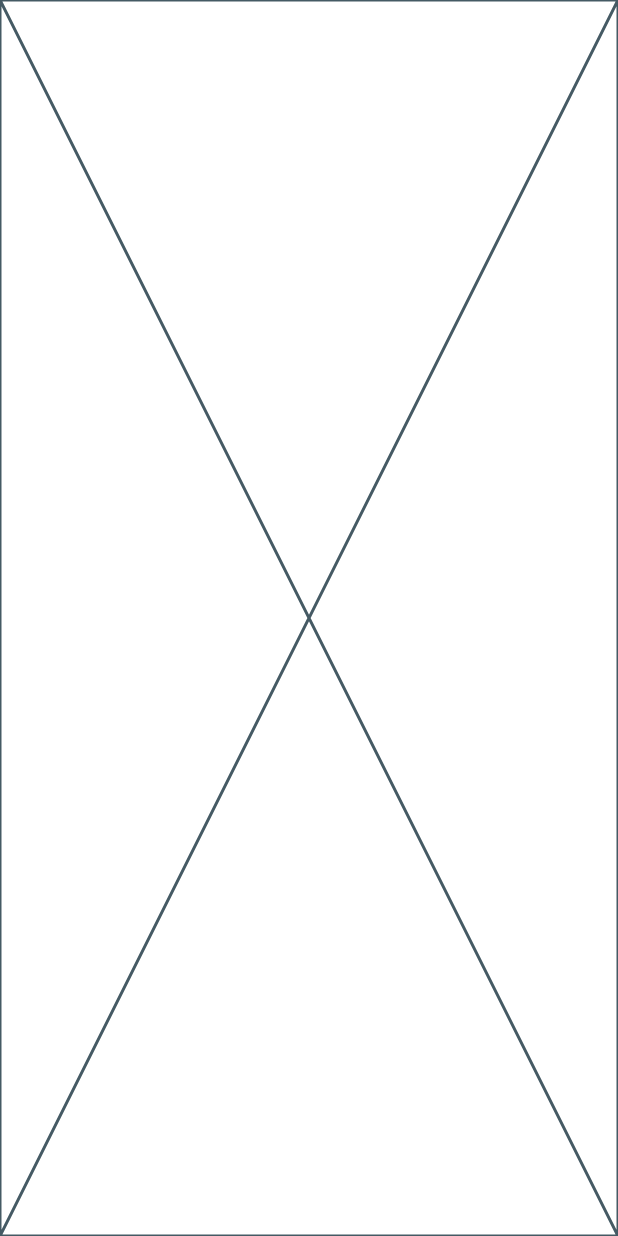
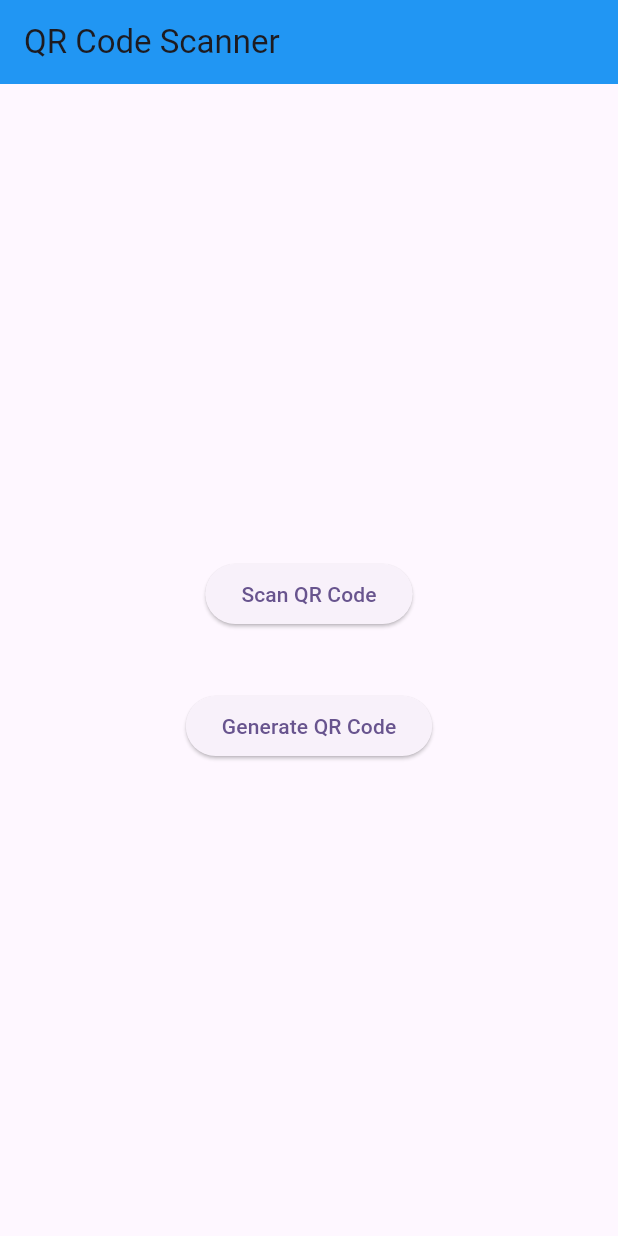
Before and after one commit to armanurrashid/QR_Scanner_App, a Flutter app: the screen it shows after launch, on a phone screen of 412 x 824 dp. Run offline on Flutter 3.47's test engine with Material 3 defaults, Android fonts, the phone set to English and light mode, and no system bars; our stand-ins replace qr_flutter.

Commit message:
Generate QR Scanner

```diff
--- a/lib/main.dart
+++ b/lib/main.dart
@@ -13,7 +13,8 @@ class MyApp extends StatelessWidget {
   @override
   Widget build(BuildContext context) {
     return MaterialApp(
-      title: 'Flutter Demo',
+      title: 'QR Scanner',
+      debugShowCheckedModeBanner: false,
       theme: ThemeData(
         colorScheme: ColorScheme.fromSeed(seedColor: Colors.deepPurple),
         useMaterial3: true,
--- a/lib/views/home.dart
+++ b/lib/views/home.dart
@@ -1,10 +1,41 @@
+import 'package:flutter/material.dart';
 import 'package:flutter/widgets.dart';
+import 'package:qr_scanner/views/generate_qr_code.dart';
+import 'package:qr_scanner/views/scan_qr_code.dart';
 
-class MyHomePage extends StatelessWidget {
+class MyHomePage extends StatefulWidget {
   const MyHomePage({super.key});
 
   @override
+  State<MyHomePage> createState() => _MyHomePageState();
+}
+
+class _MyHomePageState extends State<MyHomePage> {
+  @override
   Widget build(BuildContext context) {
-    return const Placeholder();
+    return Scaffold(
+      appBar: AppBar(
+        title: Text("QR Code Scanner"),
+        backgroundColor: Colors.blue,
+      ),
+      body:Center(
+        child: Column(
+          mainAxisAlignment: MainAxisAlignment.center,
+          children: [
+            ElevatedButton(onPressed: (){
+              setState(() {
+                Navigator.of(context).push(MaterialPageRoute(builder: (context)=>Scan_QR_Code()));
+              });
+            }, child: Text("Scan QR Code")),
+            SizedBox(height: 40,),
+            ElevatedButton(onPressed: (){
+              setState(() {
+                Navigator.of(context).push(MaterialPageRoute(builder: (context)=>Generate_QR_Code()));
+              });
+            }, child: Text("Generate QR Code"))
+          ],
+        ),
+      )
+    );
   }
 }
--- /dev/null
+++ b/lib/views/scan_qr_code.dart
@@ -0,0 +1,15 @@
+import 'package:flutter/widgets.dart';
+
+class Scan_QR_Code extends StatefulWidget {
+  const Scan_QR_Code({super.key});
+
+  @override
+  State<Scan_QR_Code> createState() => _Scan_QR_CodeState();
+}
+
+class _Scan_QR_CodeState extends State<Scan_QR_Code> {
+  @override
+  Widget build(BuildContext context) {
+    return const Placeholder();
+  }
+}
--- a/pubspec.yaml
+++ b/pubspec.yaml
@@ -34,6 +34,8 @@ dependencies:
   # The following adds the Cupertino Icons font to your application.
   # Use with the CupertinoIcons class for iOS style icons.
   cupertino_icons: ^1.0.8
+  qr_flutter: ^4.1.0
+#  flutter_barcode_scanner: ^2.0.0
 
 dev_dependencies:
   flutter_test:
```
Also changed, not shown: lib/views/generate_qr_code.dart (added, +72 -0 lines), pubspec.lock.
